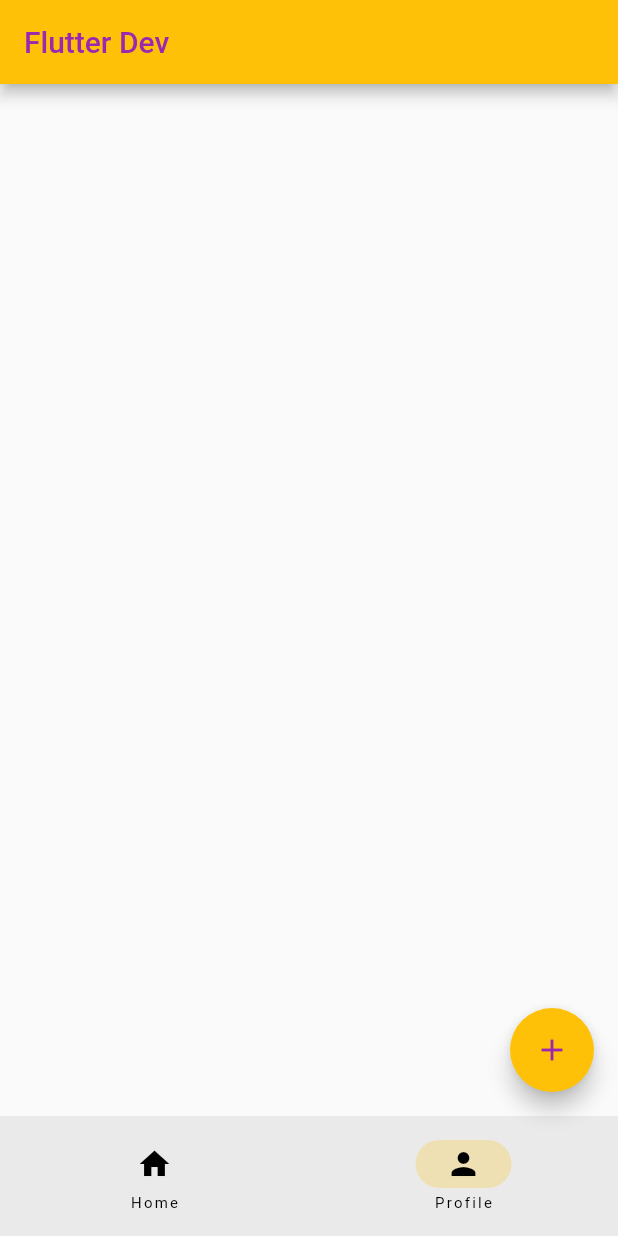
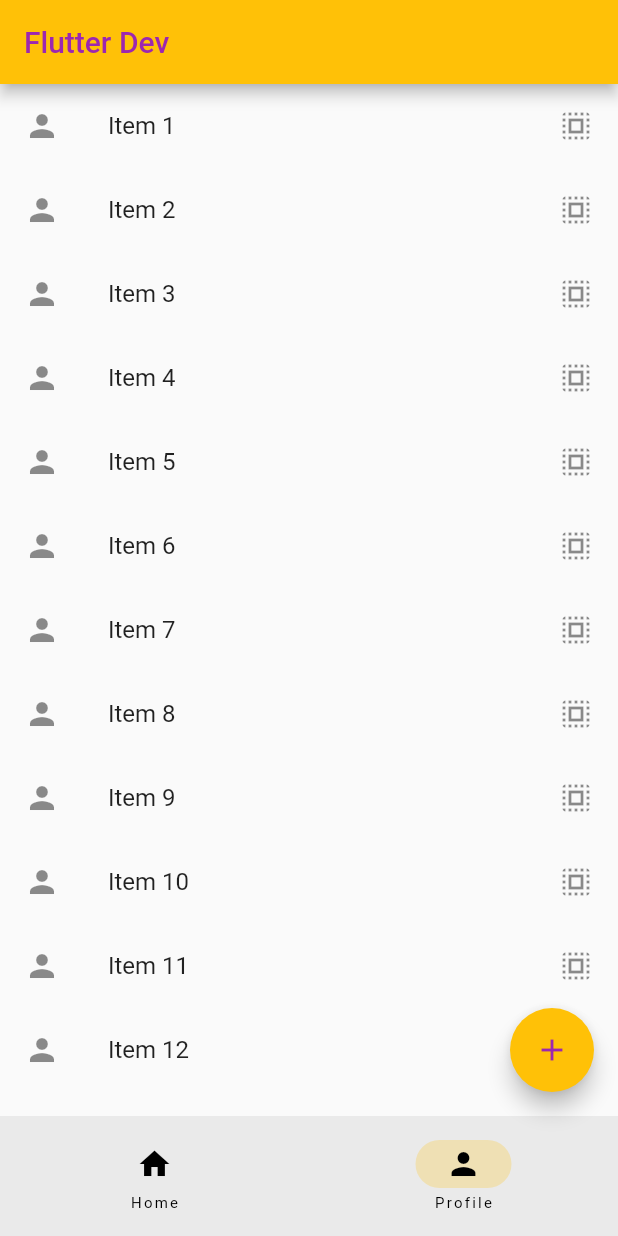
Before and after one commit to rohxnsxngh111/flutterdev, a Flutter app: the screen it shows after launch, item 2 of the bottom bar chosen, on a phone screen of 412 x 824 dp. Run offline on Flutter 3.47's test engine with Material 2 defaults, Android fonts, the light colour scheme and no system bars.

Commit message:
profile list

```diff
--- a/lib/main.dart
+++ b/lib/main.dart
@@ -15,7 +15,7 @@ class MyApp extends StatelessWidget {
     return MaterialApp(
       debugShowCheckedModeBanner: false,
       theme: ThemeData(primarySwatch: Colors.amber),
-      home: RootPage(),
+      home: const RootPage(),
     );
   }
 }
--- a/lib/profile_page.dart
+++ b/lib/profile_page.dart
@@ -1,15 +1,24 @@
 import 'package:flutter/material.dart';
 
-class ProfilePage extends StatefulWidget {
+int itemCount = 20;
+
+class ProfilePage extends StatelessWidget {
   const ProfilePage({super.key});
 
   @override
-  State<ProfilePage> createState() => _ProfilePageState();
-}
-
-class _ProfilePageState extends State<ProfilePage> {
-  @override
   Widget build(BuildContext context) {
-    return const Scaffold();
+    return ListView.builder(
+      itemCount: itemCount,
+      itemBuilder: (BuildContext context, int index) {
+        return ListTile(
+          title: Text("Item ${(index + 1)}"),
+          leading: const Icon(Icons.person),
+          trailing: const Icon(Icons.select_all),
+          onTap: () {
+            debugPrint('Item ${(index + 1)}');
+          },
+        );
+      },
+    );
   }
 }
```
